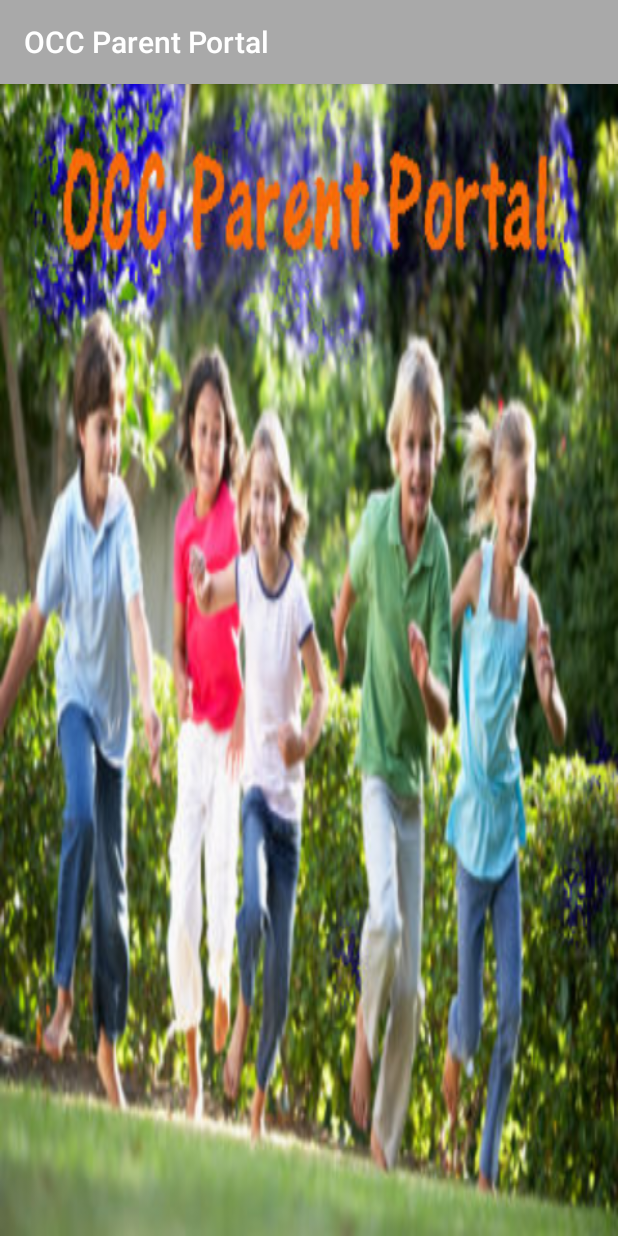
After one commit to gbyersOCC/OCCParentPortal, an Android app: the SplashActivity screen opened directly, with no data from a screen before it, on a phone screen of 412 x 824 dp. The commit adds this screen. Run offline under Robolectric (Android 15) with nearby library versions, the phone set to English and light mode, and no system bars.

Commit message:
added splash screen activity

```diff
--- a/app/src/main/java/edu/orangecoastcollege/cs273/gabyers/occparentportal/Child.java
+++ b/app/src/main/java/edu/orangecoastcollege/cs273/gabyers/occparentportal/Child.java
@@ -7,7 +7,7 @@ import android.os.Parcelable;
 /**
  * Created by dnova_000 on 11/17/2016.
  * and @Grant Byers on 11/30/2016
- *
+ * Edited by wlee
  */
 
 public class Child implements Parcelable{
--- /dev/null
+++ b/app/src/main/java/edu/orangecoastcollege/cs273/gabyers/occparentportal/SplashActivity.java
@@ -0,0 +1,28 @@
+package edu.orangecoastcollege.cs273.gabyers.occparentportal;
+
+import android.content.Intent;
+import android.os.Bundle;
+import android.support.v7.app.AppCompatActivity;
+
+import java.util.Timer;
+import java.util.TimerTask;
+
+public class SplashActivity extends AppCompatActivity {
+
+    @Override
+    protected void onCreate(Bundle savedInstanceState) {
+        super.onCreate(savedInstanceState);
+        setContentView(R.layout.activity_splash);
+
+        TimerTask task = new TimerTask() {
+            @Override
+            public void run() {
+                finish();
+                startActivity(new Intent(SplashActivity.this, LogInActivity.class)); // add the name of the login activity
+            }
+        };
+
+        Timer opening = new Timer();
+        opening.schedule(task, 3500);
+    }
+}
--- /dev/null
+++ b/app/src/main/res/layout/activity_splash.xml
@@ -0,0 +1,14 @@
+<?xml version="1.0" encoding="utf-8"?>
+<RelativeLayout xmlns:android="http://schemas.android.com/apk/res/android"
+    xmlns:tools="http://schemas.android.com/tools"
+    android:id="@+id/activity_splash"
+    android:layout_width="match_parent"
+    android:layout_height="match_parent"
+    tools:context="edu.orangecoastcollege.cs273.gabyers.occparentportal.SplashActivity">
+
+    <TextView
+        android:layout_width="match_parent"
+        android:layout_height="match_parent"
+        android:id="@+id/textView"
+        android:background="@drawable/parent_porat_image" />
+</RelativeLayout>
--- a/app/src/main/res/values/strings.xml
+++ b/app/src/main/res/values/strings.xml
@@ -11,7 +11,7 @@
 
     <string name="title_activity_fullscreen">FullscreenWelcomeActivity</string>
     <string name="sign_in">Sign In!</string>
-    <string name ="latest_parent_mag_stream">Check out the latest news from ParentMagazine.com
+    <string name="latest_parent_mag_stream">Check out the latest news from ParentMagazine.com
         with the constantly updated RSS feed.</string>
     <string name="live_rss_feed_button">Live RSS Feed!</string>
     <string name="show_local_childcare_centers_button">Show Local ChildCare Centers</string>
```
Also changed, not shown: app/src/main/AndroidManifest.xml (+10 -12 lines), app/src/main/res/layout/welcome_splash_layout.xml (deleted, +0 -7 lines).
